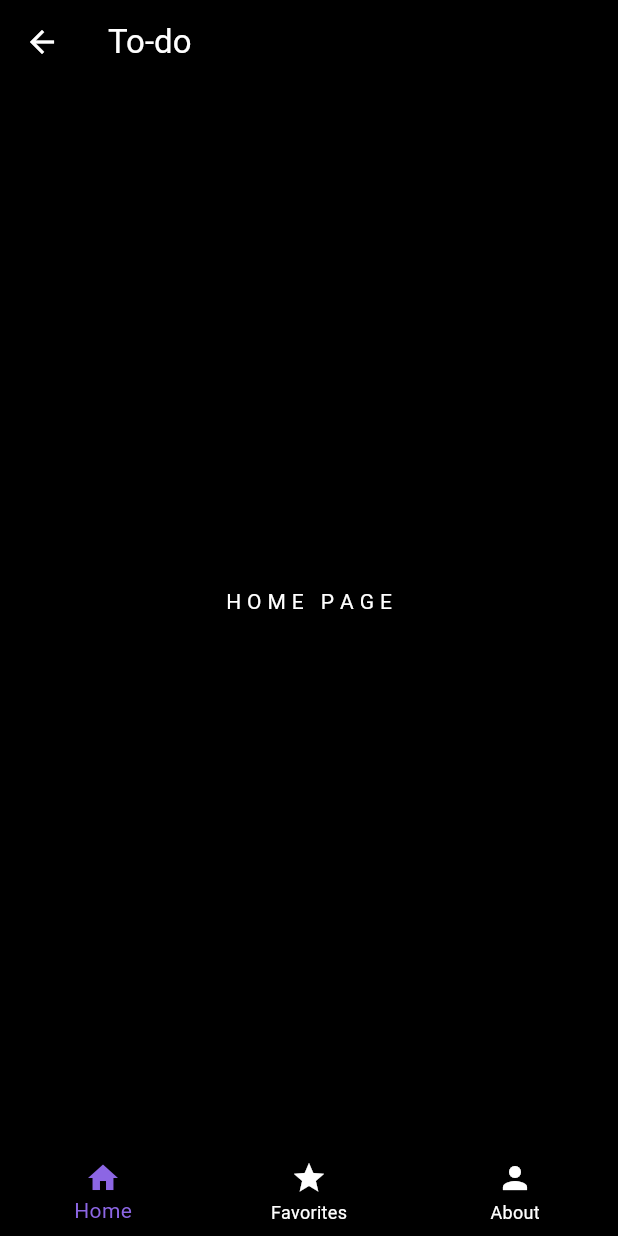
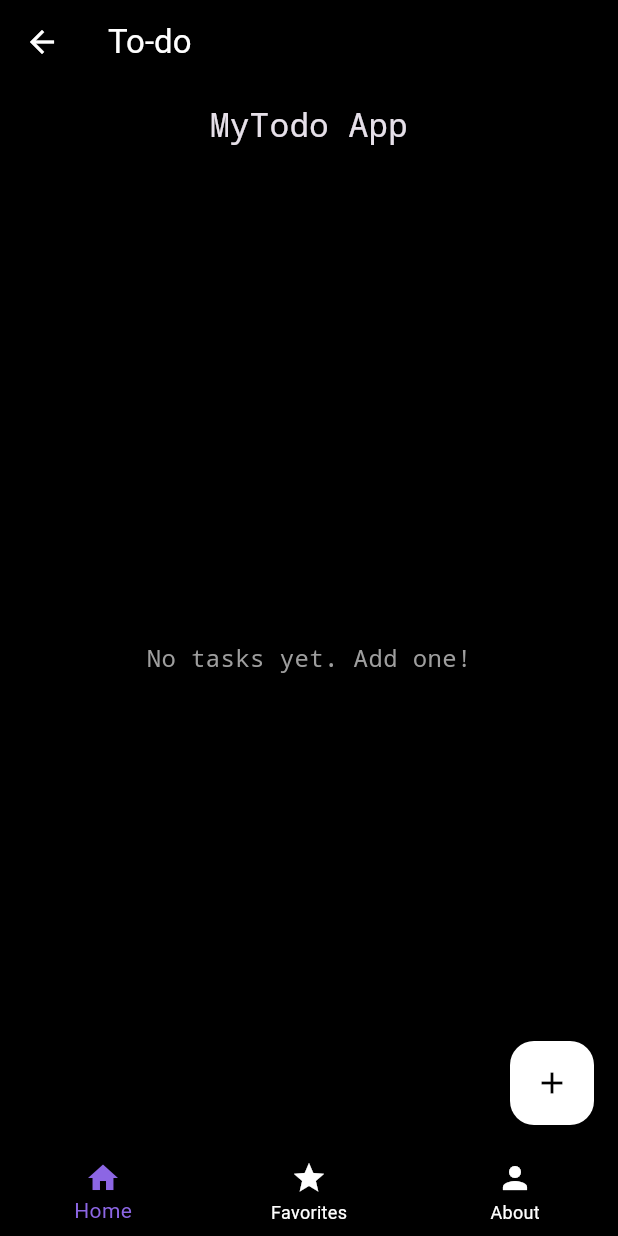
Before and after one commit to RushirajRavalji/project_nexus, a Flutter app: the screen it shows after launch, after a tap on "Let's Go -->", on a phone screen of 412 x 824 dp. Run offline on Flutter 3.47's test engine with Material 3 defaults, Android fonts, the phone set to English and light mode, and no system bars; our stand-ins replace shared_preferences.

Commit message:
complete todo in nexux project

```diff
--- a/lib/home_page.dart
+++ b/lib/home_page.dart
@@ -1,4 +1,5 @@
 import 'package:flutter/material.dart';
+import 'package:project_nexus/todo/mytodo.dart';
 
 class HomePage extends StatefulWidget {
   const HomePage({super.key});
@@ -36,17 +37,8 @@ class _HomePageState extends State<HomePage> {
         ),
       ),
       backgroundColor: Colors.black,
-      body: Center(
-        child: Column(
-          mainAxisAlignment: MainAxisAlignment.center,
-          children: [
-            const Text(
-              "H O M E   P A G E",
-              style: TextStyle(color: Colors.white),
-            ),
-            const SizedBox(height: 20),
-          ],
-        ),
+      body: Container(
+        child: MyTodoApp(),
       ),
       bottomNavigationBar: BottomNavigationBar(
         currentIndex: _selectedIndex,
--- /dev/null
+++ b/lib/todo/mytodo.dart
@@ -0,0 +1,168 @@
+import 'package:flutter/material.dart';
+import 'package:shared_preferences/shared_preferences.dart';
+
+void main() {
+  runApp(const MyTodoApp());
+}
+
+class MyTodoApp extends StatelessWidget {
+  const MyTodoApp({super.key});
+
+  @override
+  Widget build(BuildContext context) {
+    return MaterialApp(
+      home: const MyTodoHome(),
+      debugShowCheckedModeBanner: false,
+      theme: ThemeData(
+        brightness: Brightness.dark,
+        scaffoldBackgroundColor: Colors.black,
+        textTheme: const TextTheme(
+          bodyMedium: TextStyle(color: Colors.white, fontFamily: 'Monospace'),
+        ),
+      ),
+    );
+  }
+}
+
+class MyTodoHome extends StatefulWidget {
+  const MyTodoHome({super.key});
+
+  @override
+  State<MyTodoHome> createState() => _MyTodoHomeState();
+}
+
+class _MyTodoHomeState extends State<MyTodoHome> {
+  List<String> todoList = [];
+  final TextEditingController _controller = TextEditingController();
+
+  @override
+  void initState() {
+    super.initState();
+    _loadTodos();
+  }
+
+  Future<void> _loadTodos() async {
+    final prefs = await SharedPreferences.getInstance();
+    setState(() {
+      todoList = prefs.getStringList('todos') ?? [];
+    });
+  }
+
+  Future<void> _saveTodos() async {
+    final prefs = await SharedPreferences.getInstance();
+    await prefs.setStringList('todos', todoList);
+  }
+
+  void addTodo() {
+    if (_controller.text.trim().isEmpty) return;
+    setState(() {
+      todoList.add(_controller.text.trim());
+    });
+    _saveTodos();
+    _controller.clear();
+  }
+
+  void deleteTodo(int index) {
+    setState(() {
+      todoList.removeAt(index);
+    });
+    _saveTodos();
+  }
+
+  @override
+  Widget build(BuildContext context) {
+    return Scaffold(
+      appBar: AppBar(
+        title: const Text(
+          "MyTodo App",
+          style: TextStyle(fontFamily: 'Monospace', fontSize: 22),
+        ),
+        backgroundColor: Colors.black,
+        centerTitle: true,
+        elevation: 0,
+      ),
+      body: Column(
+        children: [
+          Expanded(
+            child: todoList.isEmpty
+                ? const Center(
+                    child: Text(
+                      "No tasks yet. Add one!",
+                      style: TextStyle(color: Colors.grey, fontSize: 16),
+                    ),
+                  )
+                : ListView.builder(
+                    itemCount: todoList.length,
+                    itemBuilder: (context, index) {
+                      return Card(
+                        color: Colors.grey[900],
+                        margin: const EdgeInsets.symmetric(
+                            horizontal: 10, vertical: 5),
+                        shape: RoundedRectangleBorder(
+                          borderRadius: BorderRadius.circular(10),
+                        ),
+                        child: ListTile(
+                          title: Text(
+                            todoList[index],
+                            style: const TextStyle(
+                              color: Colors.white,
+                              fontFamily: 'Monospace',
+                            ),
+                          ),
+                          trailing: IconButton(
+                            icon: const Icon(Icons.delete, color: Colors.red),
+                            onPressed: () => deleteTodo(index),
+                          ),
+                        ),
+                      );
+                    },
+                  ),
+          ),
+        ],
+      ),
+      floatingActionButton: FloatingActionButton(
+        onPressed: () => _showAddTodoDialog(context),
+        backgroundColor: Colors.white,
+        child: const Icon(Icons.add, color: Colors.black),
+      ),
+    );
+  }
+
+  void _showAddTodoDialog(BuildContext context) {
+    showDialog(
+      context: context,
+      builder: (context) => AlertDialog(
+        backgroundColor: Colors.grey[900],
+        title: const Text(
+          "Add New Task",
+          style: TextStyle(color: Colors.white, fontFamily: 'Monospace'),
+        ),
+        content: TextField(
+          controller: _controller,
+          style: const TextStyle(color: Colors.white, fontFamily: 'Monospace'),
+          decoration: const InputDecoration(
+            hintText: "Enter task here...",
+            hintStyle: TextStyle(color: Colors.grey),
+          ),
+        ),
+        actions: [
+          TextButton(
+            onPressed: () => Navigator.pop(context),
+            child: const Text("Cancel", style: TextStyle(color: Colors.grey)),
+          ),
+          ElevatedButton(
+            onPressed: () {
+              addTodo();
+              Navigator.pop(context);
+            },
+            style: ElevatedButton.styleFrom(backgroundColor: Colors.white),
+            child: const Text(
+              "Add",
+              style: TextStyle(color: Colors.black),
+            ),
+          ),
+        ],
+      ),
+    );
+  }
+}
--- a/pubspec.yaml
+++ b/pubspec.yaml
@@ -30,6 +30,7 @@ environment:
 dependencies:
   flutter:
     sdk: flutter
+  shared_preferences: ^2.0.18
 
   # The following adds the Cupertino Icons font to your application.
   # Use with the CupertinoIcons class for iOS style icons.
```
Also changed, not shown: lib/todo/domain/models/todo.dart (deleted, +0 -7 lines), pubspec.lock, 1 other file.
